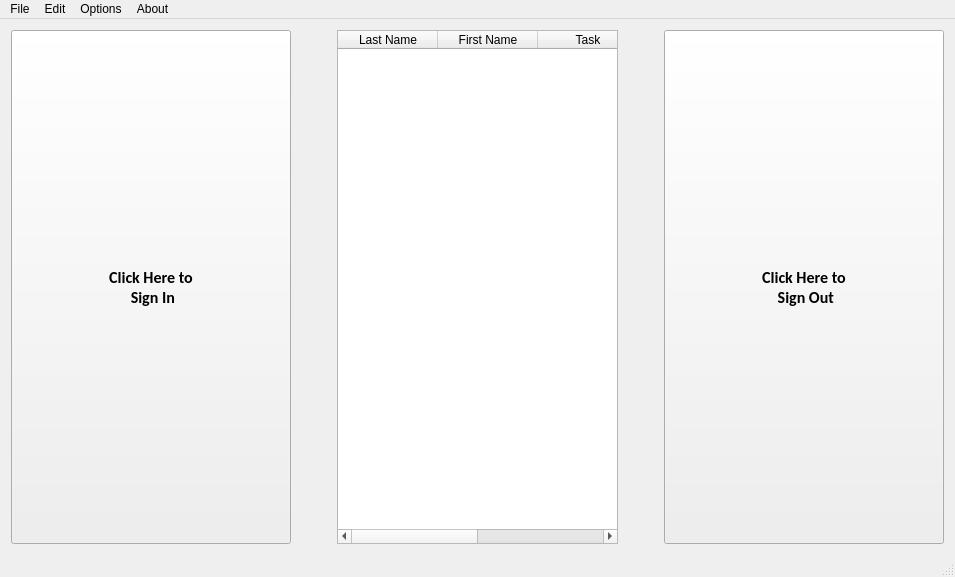
Above: LogNotebook.ui from Beanalones/Log_Notebook before the change. Below: the same form after it.
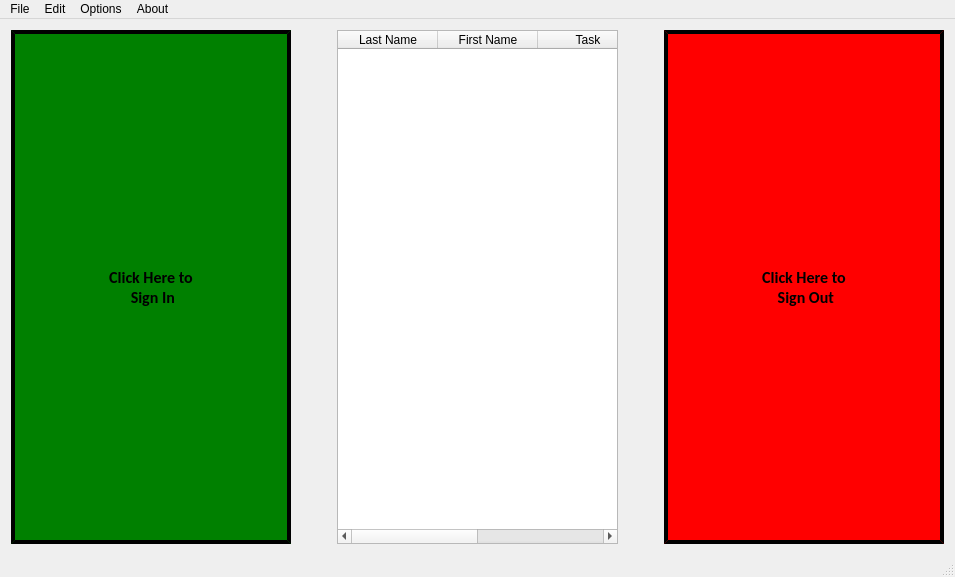
That is the form after the change.

The edit to the form file:
```diff
--- a/LogNotebook.ui
+++ b/LogNotebook.ui
@@ -40,6 +40,10 @@
       <property name="autoFillBackground">
        <bool>false</bool>
       </property>
+      <property name="styleSheet">
+       <string notr="true">QPushButton{background-color: green;color:black; border-width: 4px; border-style: outset; border-color: black}
+QPushButton::pressed{background-color: black;color:green; border-width: 4px; border-style: outset; border-color: green}</string>
+      </property>
       <property name="text">
        <string>Click Here to 
  Sign In</string>
@@ -172,6 +176,10 @@
         <bold>true</bold>
        </font>
       </property>
+      <property name="styleSheet">
+       <string notr="true">QPushButton{background-color: red;color:black; border-width: 4px; border-style: outset; border-color: black}
+QPushButton::pressed{background-color: black;color:red; border-width: 4px; border-style: outset; border-color: red}</string>
+      </property>
       <property name="text">
        <string>Click Here to 
  Sign Out</string>
```
Left out of the diff: 32 changed lines with no effect on the pictures.
